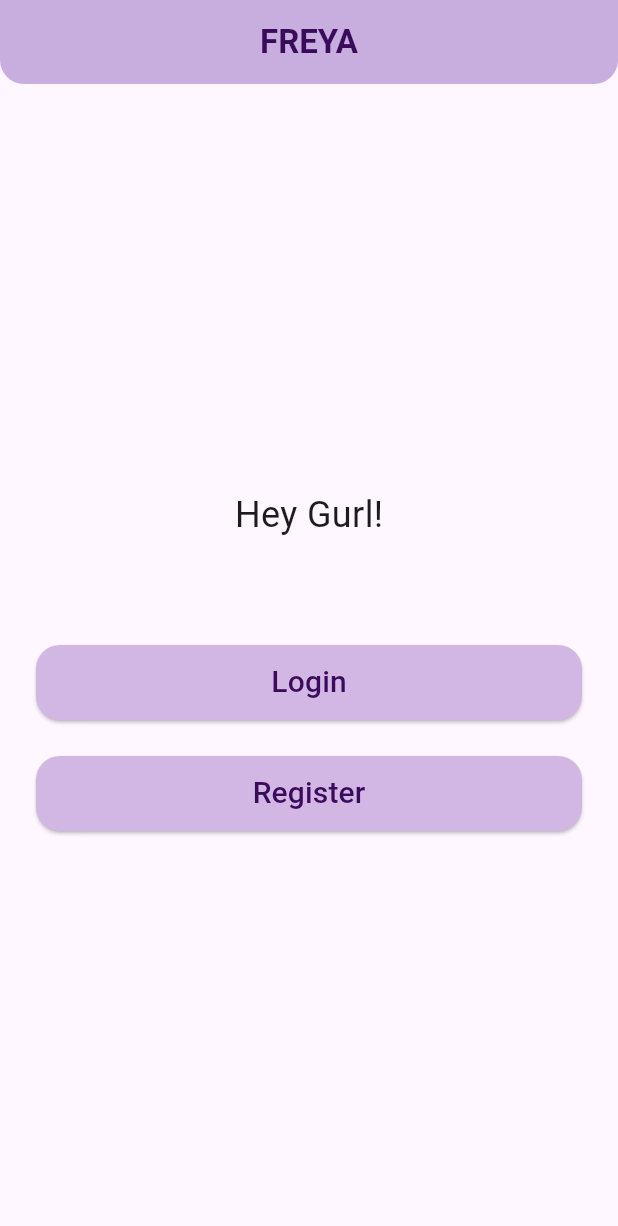
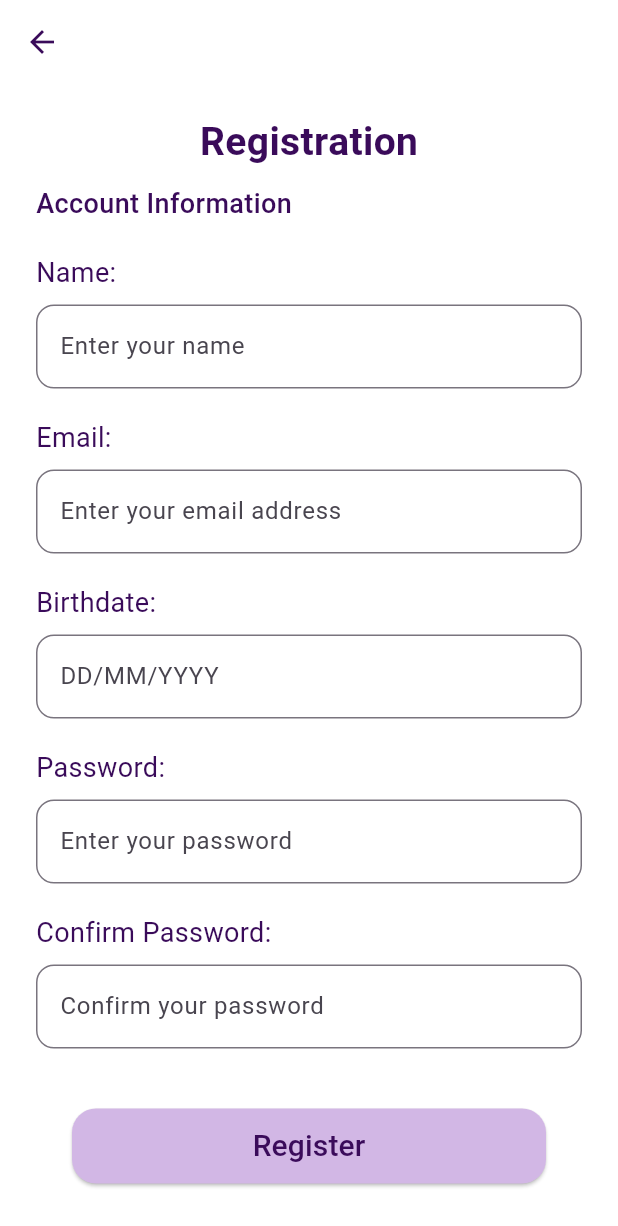
Before and after one commit to d4xika/freya, a Flutter app: the screen it shows after launch, after a tap on "Register", on a phone screen of 412 x 824 dp. Shown: the top 1226 px of the screen. Run offline on Flutter 3.47's test engine with Material 3 defaults, Android fonts, the phone set to English and light mode, and no system bars.

Commit message:
Input Widget, Login Screen, Register Screen

```diff
--- a/lib/main.dart
+++ b/lib/main.dart
@@ -1,24 +1,73 @@
 import 'package:flutter/material.dart';
-import 'package:freya/widgets/big_button.dart';
+import 'screens/login_screen.dart';
+import 'screens/register_screen.dart';
+import 'widgets/big_button.dart';
 import 'constants/app_bar.dart';
 
-void main() => runApp(MaterialApp(
-      home: Scaffold(
+void main() {
+  runApp(const MyApp());
+}
+
+class MyApp extends StatelessWidget {
+  const MyApp({super.key});
+
+  @override
+  Widget build(BuildContext context) {
+    return MaterialApp(
+      debugShowCheckedModeBanner: false,
+      title: 'FREYA',
+      theme: ThemeData(
+        primaryColor: const Color(0xFFD2B7E5),
+        scaffoldBackgroundColor: Colors.white,
+      ),
+      home: const StartScreen(),
+    );
+  }
+}
+
+class StartScreen extends StatelessWidget {
+  const StartScreen({super.key});
+
+  @override
+  Widget build(BuildContext context) {
+    return Scaffold(
       appBar: const CustomAppBar(title: 'FREYA'),
       body: Center(
         child: Column(
           mainAxisSize: MainAxisSize.min,
-            children: const [
-              Text(
+          children: [
+            const Text(
               'Hey Gurl!',
               style: TextStyle(fontSize: 24),
             ),
-              SizedBox(height: 70),
-              BigButton(text: 'Login'),
-              SizedBox(height: 24),
-              BigButton(text: 'Register'),
+            const SizedBox(height: 70),
+
+            // Login Button
+            BigButton(
+              text: 'Login',
+              onPressed: () {
+                Navigator.push(
+                  context,
+                  MaterialPageRoute(builder: (context) => const LoginScreen()),
+                );
+              },
+            ),
+
+            const SizedBox(height: 24),
+
+            // Register Button
+            BigButton(
+            text: 'Register',
+            onPressed: () {
+              Navigator.push(
+                context,
+                MaterialPageRoute(builder: (context) => const RegisterScreen()),
+              );
+             },
+          ),
           ],
         ),
       ),
-    ),
-));
+    );
+  }
+}
--- /dev/null
+++ b/lib/screens/register_screen.dart
@@ -0,0 +1,111 @@
+import 'package:flutter/material.dart';
+import '/constants/colors.dart';
+import '/widgets/big_button.dart';
+import '/widgets/input_field.dart';
+class RegisterScreen extends StatefulWidget {
+  const RegisterScreen({super.key});
+
+  @override
+  State<RegisterScreen> createState() => _RegisterScreenState();
+}
+
+class _RegisterScreenState extends State<RegisterScreen> {
+  final _nameController = TextEditingController();
+  final _emailController = TextEditingController();
+  final _birthdateController = TextEditingController();
+  final _passwordController = TextEditingController();
+  final _confirmPasswordController = TextEditingController();
+
+  @override
+  Widget build(BuildContext context) {
+    return Scaffold(
+      appBar: AppBar(
+        leading: IconButton(
+          icon: const Icon(Icons.arrow_back, color: AppColors.secondary),
+          onPressed: () => Navigator.pop(context),
+        ),
+        backgroundColor: Colors.transparent,
+        elevation: 0,
+      ),
+      body: Padding(
+        padding: const EdgeInsets.symmetric(horizontal: 24),
+        child: SingleChildScrollView(
+          child: Column(
+            crossAxisAlignment: CrossAxisAlignment.start,
+            children: [
+              const SizedBox(height: 20),
+              const Center(
+                child: Text(
+                  'Registration',
+                  style: TextStyle(
+                    fontSize: 26,
+                    fontWeight: FontWeight.bold,
+                    color: AppColors.secondary,
+                  ),
+                ),
+              ),
+              const SizedBox(height: 10),
+              const Text(
+                'Account Information',
+                style: TextStyle(
+                  fontSize: 18,
+                  color: AppColors.secondary,
+                  fontWeight: FontWeight.w500,
+                ),
+              ),
+              const SizedBox(height: 20),
+
+              // Name
+              InputField(
+                label: 'Name:',
+                hint: 'Enter your name',
+                controller: _nameController,
+              ),
+
+              // Email
+              InputField(
+                label: 'Email:',
+                hint: 'Enter your email address',
+                controller: _emailController,
+              ),
+
+              // Birthdate
+              InputField(
+                label: 'Birthdate:',
+                hint: 'DD/MM/YYYY',
+                controller: _birthdateController,
+              ),
+
+              // Password
+              InputField(
+                label: 'Password:',
+                hint: 'Enter your password',
+                controller: _passwordController,
+                obscureText: true,
+              ),
+
+              // Confirm Password
+              InputField(
+                label: 'Confirm Password:',
+                hint: 'Confirm your password',
+                controller: _confirmPasswordController,
+                obscureText: true,
+              ),
+
+              const SizedBox(height: 20),
+
+              // BigButton Register
+              BigButton(
+                text: 'Register',
+                onPressed: () {
+                },
+              ),
+
+              const SizedBox(height: 20),
+            ],
+          ),
+        ),
+      ),
+    );
+  }
+}
--- a/lib/widgets/big_button.dart
+++ b/lib/widgets/big_button.dart
@@ -1,21 +1,23 @@
+// big_button.dart
 import 'package:flutter/material.dart';
 import '/constants/colors.dart';
 import '/constants/styles.dart';
 
 class BigButton extends StatelessWidget {
   final String text;
+  final VoidCallback? onPressed;
 
-  const BigButton({super.key, required this.text});
+  const BigButton({super.key, required this.text, this.onPressed});
 
   @override
   Widget build(BuildContext context) {
     return Padding(
-      padding: const EdgeInsets.symmetric(horizontal: 24), // Abstand zu den Seiten
+      padding: const EdgeInsets.symmetric(horizontal: 24),
       child: SizedBox(
         width: double.infinity,
         height: 50,
         child: ElevatedButton(
-          onPressed: () {}, // leer, nur Layout
+          onPressed: onPressed,
           style: ElevatedButton.styleFrom(
             backgroundColor: AppColors.primary,
             shape: RoundedRectangleBorder(
--- /dev/null
+++ b/lib/widgets/input_field.dart
@@ -0,0 +1,46 @@
+import 'package:flutter/material.dart';
+import '/constants/colors.dart';
+import '/constants/styles.dart';
+
+class InputField extends StatelessWidget {
+  final String label;
+  final String hint;
+  final TextEditingController controller;
+  final bool obscureText;
+
+  const InputField({
+    super.key,
+    required this.label,
+    required this.hint,
+    required this.controller,
+    this.obscureText = false,
+  });
+
+  @override
+  Widget build(BuildContext context) {
+    return Column(
+      crossAxisAlignment: CrossAxisAlignment.start,
+      children: [
+        Text(
+          label,
+          style: const TextStyle(
+            fontSize: 18,
+            color: AppColors.secondary,
+          ),
+        ),
+        const SizedBox(height: 8),
+        TextField(
+          controller: controller,
+          obscureText: obscureText,
+          decoration: InputDecoration(
+            hintText: hint,
+            border: OutlineInputBorder(
+              borderRadius: BorderRadius.circular(12),
+            ),
+          ),
+        ),
+        const SizedBox(height: 20),
+      ],
+    );
+  }
+}
```
Also changed, not shown: lib/screens/login_screen.dart (added, +74 -0 lines). Lines whose indentation alone changed are shown as unchanged.
